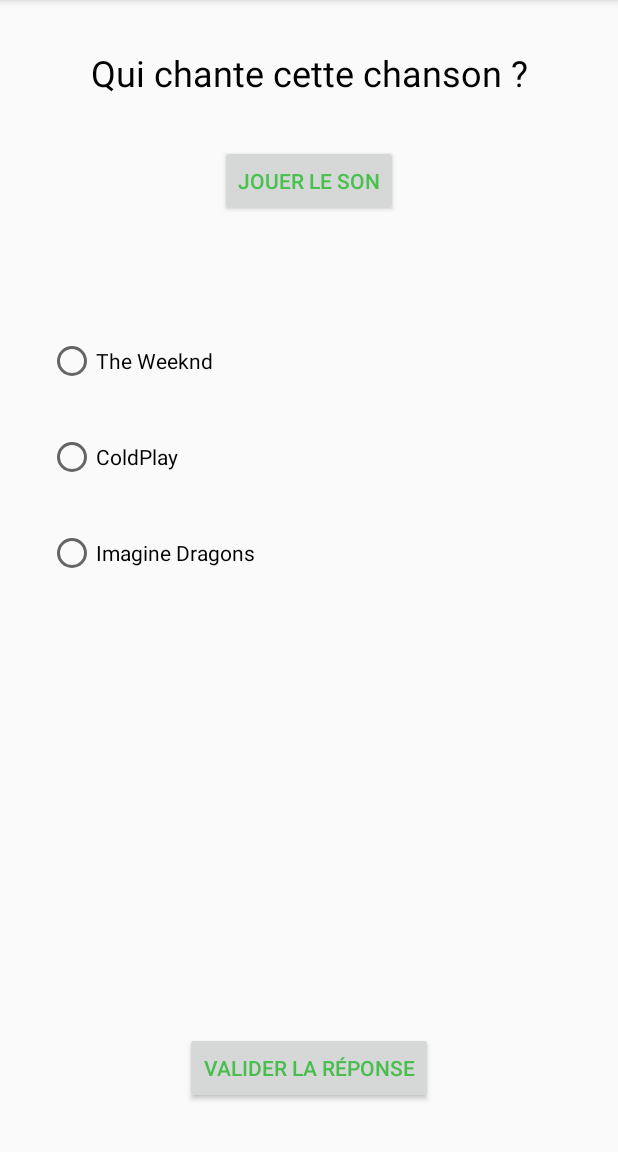
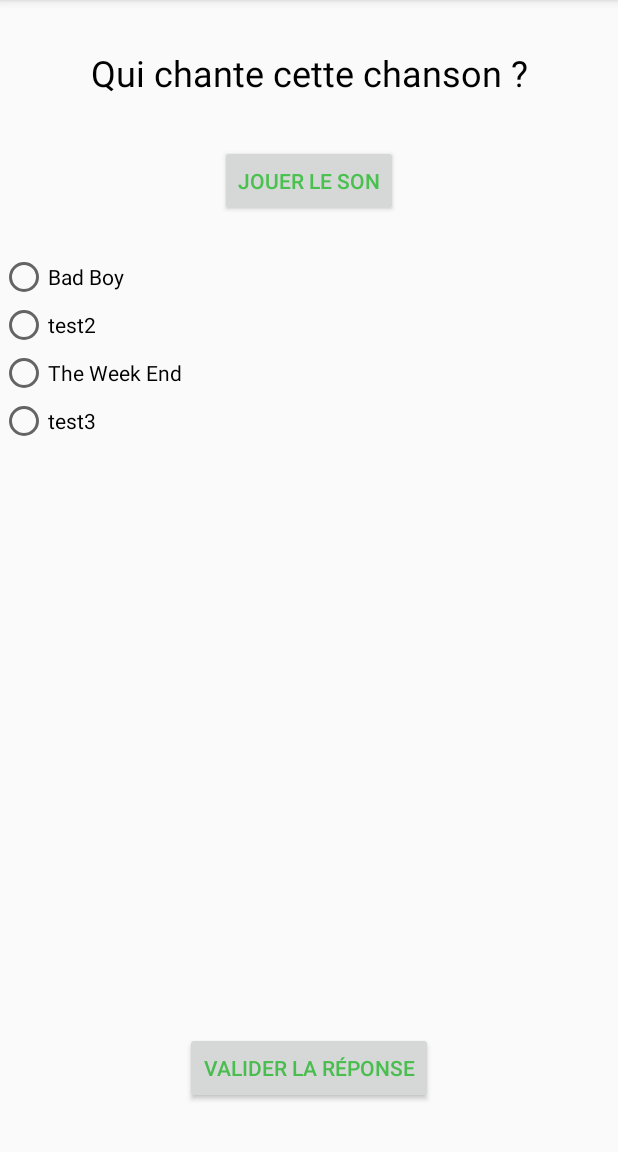
Before and after one commit to coding-factory-classrooms/android-l2-flashcards-emerick-florent-marine-android, an Android app: the screen it shows after launch (QuestionActivity), after a tap on "DÉMARRER", on a phone screen of 412 x 824 dp, the part 84-1236 px from its top. Run offline under Robolectric (Android 15) with nearby library versions, the phone set to English and light mode, and no system bars.

Commit message:
story 3 Finish

```diff
--- a/app/src/main/java/com/g2/musique/MainActivity.java
+++ b/app/src/main/java/com/g2/musique/MainActivity.java
@@ -32,14 +32,15 @@
             @Override
             public void onClick(View view) {
                 Intent intent = new Intent(MainActivity.this, AboutActivity.class);
-                startActivity( intent);
+                startActivity(intent);
             }
         });
     }
 
     public ArrayList<Question> setQuestion(){
         ArrayList<Question> questionsList = new ArrayList<Question>();
-        questionsList.add(new Question(R.raw.the_week_end,"The Week end", new String[] {"Bad Boy","test2","test3"}));
+        questionsList.add(new Question(R.raw.the_week_end,"The Week End", new String[] {"Bad Boy","test2","test3"}));
+        questionsList.add(new Question(R.raw.the_week_end,"question 2", new String[] {"question 2","question 2","question 2"}));
         return questionsList;
     }
 }
--- a/app/src/main/java/com/g2/musique/QuestionActivity.java
+++ b/app/src/main/java/com/g2/musique/QuestionActivity.java
@@ -19,7 +19,12 @@
 
 public class QuestionActivity extends AppCompatActivity {
 
+    public static final String EXTRA_NUMBER_QUESTION = "numberQuestion";
+    public static final String TAG = "Question Activity";
     private MediaPlayer mediaPlayer;
+
+    private ArrayList<Question> questionsList;
+    private int numberQuestion;
 
     @Override
     protected void onCreate(Bundle savedInstanceState) {
@@ -28,9 +33,18 @@
 
         Intent srcIntent = getIntent();
 
-        ArrayList<Question> questionsList = srcIntent.getParcelableArrayListExtra("questions");
-        Log.i("test Array", "list :" + questionsList.get(0).getAllAnswer());
+        questionsList = srcIntent.getParcelableArrayListExtra("questions");
+        numberQuestion = srcIntent.getIntExtra(EXTRA_NUMBER_QUESTION,0);
 
+        final Question currentQuestion = questionsList.get(numberQuestion);
+        ArrayList<String> allAnswer = currentQuestion.getAllAnswer();
+
+        RadioGroup radioGroup = findViewById(R.id.radioGroup1);
+        for (int i = 0; i < allAnswer.size(); ++i){
+            RadioButton radioButton = new RadioButton(this);
+            radioButton.setText(allAnswer.get(i));
+            radioGroup.addView(radioButton);
+        }
 
         this.mediaPlayer = MediaPlayer.create(getApplicationContext(), R.raw.the_week_end);
 
@@ -52,17 +66,17 @@
                             Toast.LENGTH_SHORT).show();
                     return;
                 }
-                if (radioButtonSelected.getText().toString().equals("The Weeknd")) {
+                if (radioButtonSelected.getText().toString().equals(currentQuestion.getRightAnswer())) {
                     responseTextView.setText("Vrai");
                     responseTextView.setTextColor(Color.GREEN);
                     validateButton.setText("Question suivante");
-                    return;
+
                 } else {
                     responseTextView.setText("Faux la bonne réponse était The Weeknd");
                     responseTextView.setTextColor(Color.RED);
                     validateButton.setText("Question suivante");
-                    return;
                 }
+                logicEndQuizz();
             }
         });
 
@@ -76,7 +90,6 @@
         {
             mediaPlayer.pause();
             button.setText(getString(R.string.play_music_btn));
-
         }
         else
         {
@@ -91,4 +104,25 @@
             }
         });
     }
+
+    public void logicEndQuizz(){
+        Log.i("test Array", "entrée :" + numberQuestion);
+        numberQuestion++;
+        if (numberQuestion >= questionsList.size()){
+            Log.i("test Array", "avant result :" + numberQuestion);
+            Intent intent = new Intent(QuestionActivity.this, AboutActivity.class);
+            intent.putExtra("questions", questionsList);
+            intent.putExtra(EXTRA_NUMBER_QUESTION, numberQuestion);
+            startActivity(intent);
+        }
+        else{
+            //
+            Intent intent = new Intent(QuestionActivity.this, QuestionActivity.class);
+            intent.putExtra("questions", questionsList);
+            Log.i("test Array", "avant envoie :" + numberQuestion);
+            intent.putExtra(EXTRA_NUMBER_QUESTION, numberQuestion);
+            startActivity(intent);
+        }
+        finish();
+    }
 }
--- a/app/src/main/res/layout/activity_question.xml
+++ b/app/src/main/res/layout/activity_question.xml
@@ -43,39 +43,12 @@
 
     <RadioGroup
         android:id="@+id/radioGroup1"
-        android:layout_width="413dp"
-        android:layout_height="243dp"
+        android:layout_width="match_parent"
+        android:layout_height="wrap_content"
+        android:layout_marginTop="24dp"
         app:layout_constraintEnd_toEndOf="parent"
         app:layout_constraintStart_toStartOf="parent"
-        app:layout_constraintTop_toBottomOf="@+id/startMusicButton">
-
-        <RadioButton
-            android:id="@+id/radioButtonOne"
-            android:layout_width="wrap_content"
-            android:layout_height="wrap_content"
-            android:layout_marginStart="32dp"
-            android:layout_marginLeft="32dp"
-            android:layout_marginTop="80dp"
-            android:text="The Weeknd" />
-
-        <RadioButton
-            android:id="@+id/radioButtonTwo"
-            android:layout_width="wrap_content"
-            android:layout_height="wrap_content"
-            android:layout_marginStart="32dp"
-            android:layout_marginLeft="32dp"
-            android:layout_marginTop="32dp"
-            android:text="ColdPlay" />
-
-        <RadioButton
-            android:id="@+id/radioButtonThree"
-            android:layout_width="wrap_content"
-            android:layout_height="wrap_content"
-            android:layout_marginStart="32dp"
-            android:layout_marginLeft="32dp"
-            android:layout_marginTop="32dp"
-            android:text="Imagine Dragons" />
-    </RadioGroup>
+        app:layout_constraintTop_toBottomOf="@+id/startMusicButton"></RadioGroup>
 
     <TextView
         android:id="@+id/responseTextView"
```
Also changed, not shown: app/src/main/java/com/g2/musique/Question.java (+12 -0 lines).
